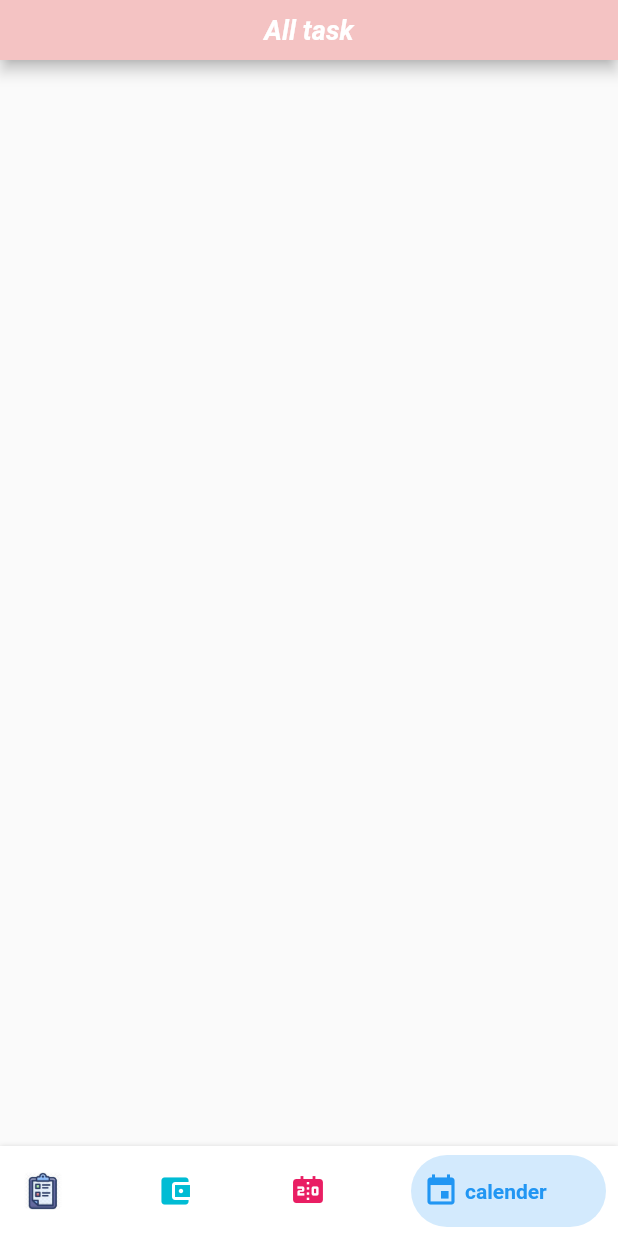
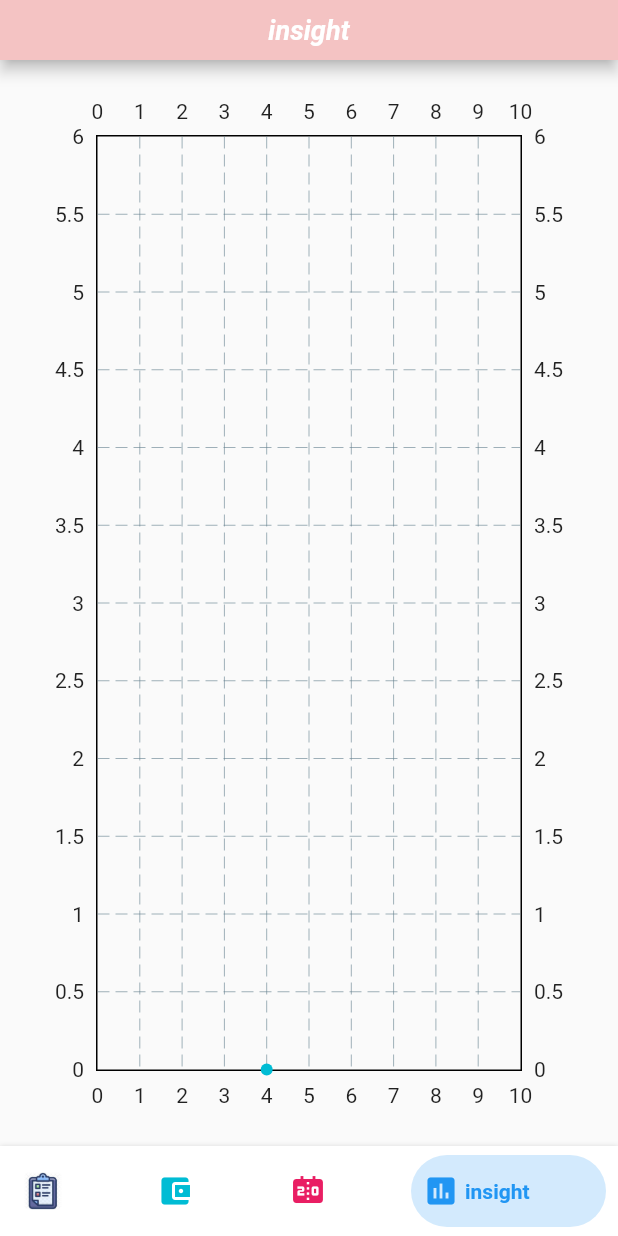
Before and after one commit to Youssef8997/my_task, a Flutter app: the screen it shows after launch, item 4 of the bottom bar chosen, on a phone screen of 412 x 824 dp. Run offline on Flutter 3.47's test engine with Material 2 defaults, Android fonts, the light colour scheme and no system bars; drawn by our look-alikes of bottom_navy_bar, fl_chart; our stand-ins replace blurrycontainer, date_picker_timeline, flutter_bloc, flutter_zoom_drawer, google_fonts, hexcolor and 2 more; missing offline and left inert: cupertino_stepper; accounts and stored records are empty.

Commit message:
Initial commit

```diff
--- a/lib/module/AllTaks/AllTasks.dart
+++ b/lib/module/AllTaks/AllTasks.dart
@@ -1,9 +1,29 @@
+import 'dart:ui';
+
+import 'package:fl_chart/fl_chart.dart';
 import 'package:flutter/material.dart';
 
 class insight extends StatelessWidget {
+  @override
+  Widget build(BuildContext context) => Container(
+    padding:EdgeInsets.all(20),
+    child: LineChart(
+      LineChartData(
+          maxX: 10,
+          minX: 0,
+          minY:0,
+          maxY:6,
+          lineBarsData: [
+            LineChartBarData(
+              spots: [
+                FlSpot(4,0)
+              ]
+            )
+          ])
 
-  @override
-  Widget build(BuildContext context) {
-    return Container();
-  }
+
+
+      ),
+  );
+
 }
--- a/lib/module/homelayout/layoutCuibt/cuibt.dart
+++ b/lib/module/homelayout/layoutCuibt/cuibt.dart
@@ -47,7 +47,7 @@ class layoutCuibt extends Cubit<mytasks> {
     ),
     AppBar(
       toolbarHeight: 40,
-      title: const Text("All task"),
+      title: const Text("insight"),
     ),
   ];
   List<BottomNavyBarItem> ItemNav = [
@@ -74,9 +74,9 @@ class layoutCuibt extends Cubit<mytasks> {
         activeColor: Colors.pink),
     BottomNavyBarItem(
         icon: const Icon(
-          Icons.event,
+          Icons.insert_chart,
         ),
-        title: const Text('calender '),
+        title: const Text('insight '),
         activeColor: Colors.blue),
   ];
   void ChangeIndex(index) {
--- a/pubspec.yaml
+++ b/pubspec.yaml
@@ -46,6 +46,7 @@ dependencies:
   cupertino_stepper: ^0.2.1
   date_picker_timeline: ^1.2.3
   blurrycontainer: ^0.1.0
+  fl_chart: ^0.41.0
 dev_dependencies:
   flutter_test:
     sdk: flutter
```
Also changed, not shown: pubspec.lock.
